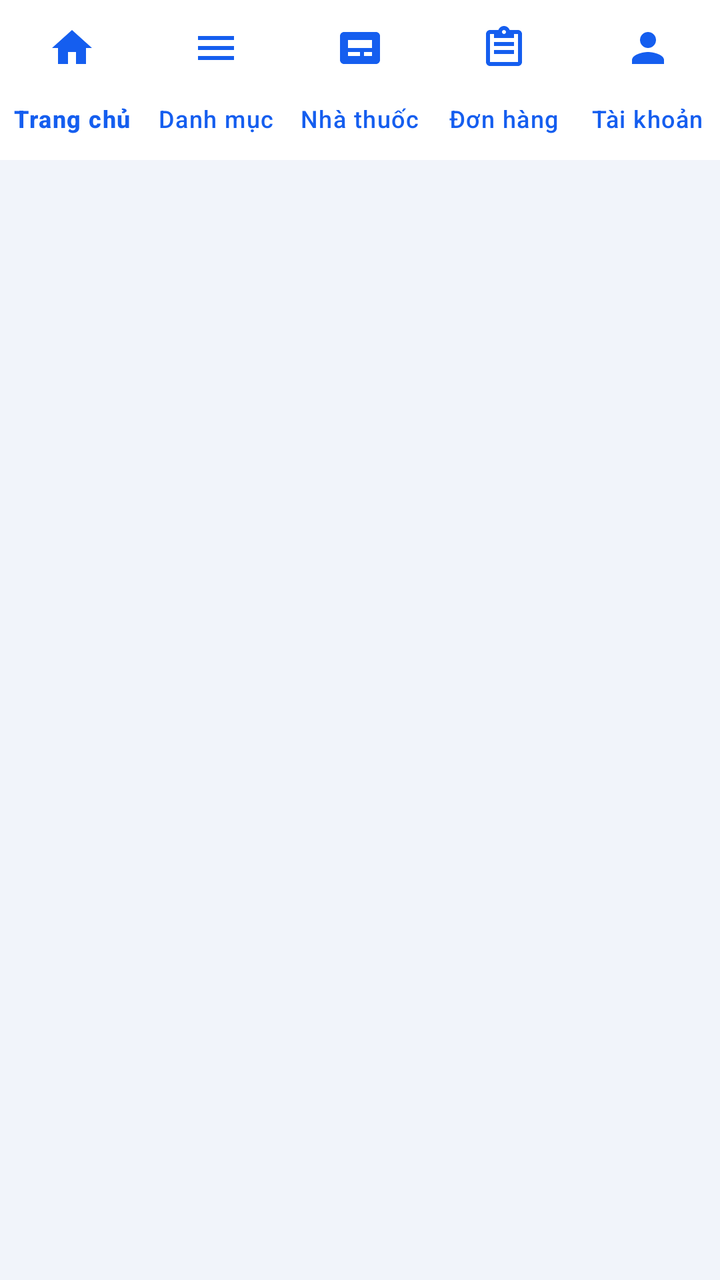
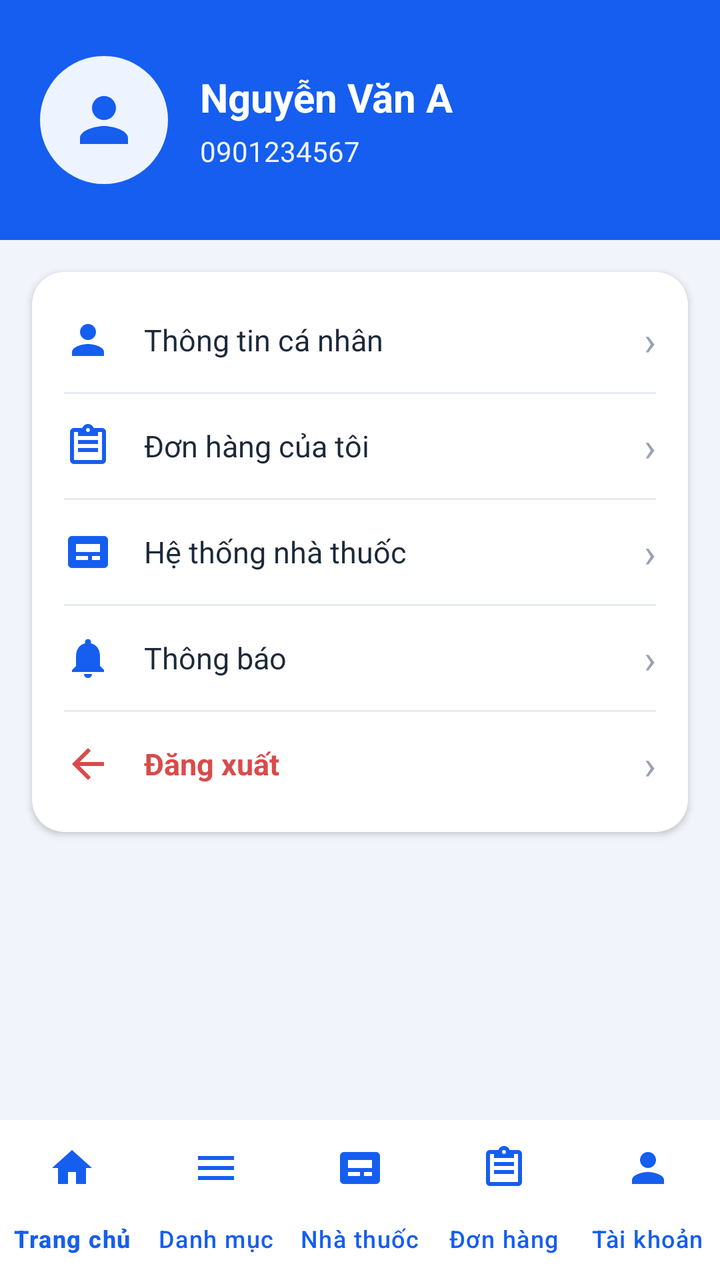

An Android layout rendered at two revisions. The XML below is the earlier revision; the diff shows what the commit changed to produce the second picture.
<!-- AndroidManifest.xml: application theme Theme.Appnhathuoc -->
<!-- res/layout/activity_profile.xml -->
<?xml version="1.0" encoding="utf-8"?>
<RelativeLayout xmlns:android="http://schemas.android.com/apk/res/android"
    xmlns:app="http://schemas.android.com/apk/res-auto"
    android:layout_width="match_parent"
    android:layout_height="match_parent"
    android:background="@color/bg_light">

    <include
        android:id="@+id/bottom_navigation"
        layout="@layout/view_bottom_navigation"
        android:layout_alignParentBottom="true" />

    
    <androidx.core.widget.NestedScrollView
        android:layout_width="match_parent"
        android:layout_height="match_parent"
        android:layout_above="@id/bottom_navigation"
        android:fillViewport="true">

        <LinearLayout
            android:layout_width="match_parent"
            android:layout_height="wrap_content"
            android:orientation="vertical">

            
            <LinearLayout
                android:layout_width="match_parent"
                android:layout_height="wrap_content"
                android:background="@color/primary"
                android:gravity="center_vertical"
                android:orientation="horizontal"
                android:paddingHorizontal="20dp"
                android:paddingTop="28dp"
                android:paddingBottom="28dp">

                <FrameLayout
                    android:layout_width="64dp"
                    android:layout_height="64dp"
                    android:background="@drawable/bg_category_icon">

                    <ImageView
                        android:layout_width="36dp"
                        android:layout_height="36dp"
                        android:layout_gravity="center"
                        android:contentDescription="Avatar"
                        android:src="@drawable/ic_nav_profile"
                        app:tint="@color/primary" />
                </FrameLayout>

                <LinearLayout
                    android:layout_width="wrap_content"
                    android:layout_height="wrap_content"
                    android:layout_marginStart="16dp"
                    android:orientation="vertical">

                    <TextView
                        android:id="@+id/tv_profile_name"
                        android:layout_width="wrap_content"
                        android:layout_height="wrap_content"
                        android:text="Nguyễn Văn A"
                        android:textColor="@color/white"
                        android:textSize="20sp"
                        android:textStyle="bold" />

                    <TextView
                        android:id="@+id/tv_profile_phone"
                        android:layout_width="wrap_content"
                        android:layout_height="wrap_content"
                        android:layout_marginTop="4dp"
                        android:text="0901234567"
                        android:textColor="@color/primary_light"
                        android:textSize="14sp" />
                </LinearLayout>

            </LinearLayout>

            
            <com.google.android.material.card.MaterialCardView
                android:layout_width="match_parent"
                android:layout_height="wrap_content"
                android:layout_margin="16dp"
                app:cardBackgroundColor="@color/white"
                app:cardCornerRadius="16dp"
                app:cardElevation="2dp"
                app:strokeWidth="0dp">

                <LinearLayout
                    android:layout_width="match_parent"
                    android:layout_height="wrap_content"
                    android:orientation="vertical"
                    android:paddingVertical="8dp">

                    
                    <LinearLayout
                        android:id="@+id/btn_menu_personal_info"
                        android:layout_width="match_parent"
                        android:layout_height="52dp"
                        android:background="?attr/selectableItemBackground"
                        android:gravity="center_vertical"
                        android:orientation="horizontal"
                        android:paddingHorizontal="16dp">

                        <ImageView
                            android:layout_width="24dp"
                            android:layout_height="24dp"
                            android:contentDescription="Menu Icon"
                            android:src="@drawable/ic_nav_profile"
                            app:tint="@color/primary" />

                        <TextView
                            android:layout_width="0dp"
                            android:layout_height="wrap_content"
                            android:layout_marginStart="16dp"
                            android:layout_weight="1"
                            android:text="Thông tin cá nhân"
                            android:textColor="@color/text_primary"
                            android:textSize="15sp" />

                        <TextView
                            android:layout_width="wrap_content"
                            android:layout_height="wrap_content"
                            android:text="›"
                            android:textColor="@color/text_muted"
                            android:textSize="20sp" />
                    </LinearLayout>

                    <View
                        android:layout_width="match_parent"
                        android:layout_height="1dp"
                        android:layout_marginHorizontal="16dp"
                        android:background="@color/divider" />

                    
                    <LinearLayout
                        android:id="@+id/btn_menu_my_orders"
                        android:layout_width="match_parent"
                        android:layout_height="52dp"
                        android:background="?attr/selectableItemBackground"
                        android:gravity="center_vertical"
                        android:orientation="horizontal"
                        android:paddingHorizontal="16dp">

                        <ImageView
                            android:layout_width="24dp"
                            android:layout_height="24dp"
                            android:contentDescription="Menu Icon"
                            android:src="@drawable/ic_nav_orders"
                            app:tint="@color/primary" />

                        <TextView
                            android:layout_width="0dp"
                            android:layout_height="wrap_content"
                            android:layout_marginStart="16dp"
                            android:layout_weight="1"
                            android:text="Đơn hàng của tôi"
                            android:textColor="@color/text_primary"
                            android:textSize="15sp" />

                        <TextView
                            android:layout_width="wrap_content"
                            android:layout_height="wrap_content"
                            android:text="›"
                            android:textColor="@color/text_muted"
                            android:textSize="20sp" />
                    </LinearLayout>

                    <View
                        android:layout_width="match_parent"
                        android:layout_height="1dp"
                        android:layout_marginHorizontal="16dp"
                        android:background="@color/divider" />

                    
                    <LinearLayout
                        android:id="@+id/btn_menu_stores"
                        android:layout_width="match_parent"
                        android:layout_height="52dp"
                        android:background="?attr/selectableItemBackground"
                        android:gravity="center_vertical"
                        android:orientation="horizontal"
                        android:paddingHorizontal="16dp">

                        <ImageView
                            android:layout_width="24dp"
                            android:layout_height="24dp"
                            android:contentDescription="Menu Icon"
                            android:src="@drawable/ic_nav_store"
                            app:tint="@color/primary" />

                        <TextView
                            android:layout_width="0dp"
                            android:layout_height="wrap_content"
                            android:layout_marginStart="16dp"
                            android:layout_weight="1"
                            android:text="Hệ thống nhà thuốc"
                            android:textColor="@color/text_primary"
                            android:textSize="15sp" />

                        <TextView
                            android:layout_width="wrap_content"
                            android:layout_height="wrap_content"
                            android:text="›"
                            android:textColor="@color/text_muted"
                            android:textSize="20sp" />
                    </LinearLayout>

                    <View
                        android:layout_width="match_parent"
                        android:layout_height="1dp"
                        android:layout_marginHorizontal="16dp"
                        android:background="@color/divider" />

                    
                    <LinearLayout
                        android:id="@+id/btn_menu_notifications"
                        android:layout_width="match_parent"
                        android:layout_height="52dp"
                        android:background="?attr/selectableItemBackground"
                        android:gravity="center_vertical"
                        android:orientation="horizontal"
                        android:paddingHorizontal="16dp">

                        <ImageView
                            android:layout_width="24dp"
                            android:layout_height="24dp"
                            android:contentDescription="Menu Icon"
                            android:src="@drawable/ic_notification"
                            app:tint="@color/primary" />

                        <TextView
                            android:layout_width="0dp"
                            android:layout_height="wrap_content"
                            android:layout_marginStart="16dp"
                            android:layout_weight="1"
                            android:text="Thông báo"
                            android:textColor="@color/text_primary"
                            android:textSize="15sp" />

                        <TextView
                            android:layout_width="wrap_content"
                            android:layout_height="wrap_content"
                            android:text="›"
                            android:textColor="@color/text_muted"
                            android:textSize="20sp" />
                    </LinearLayout>

                    <View
                        android:layout_width="match_parent"
                        android:layout_height="1dp"
                        android:layout_marginHorizontal="16dp"
                        android:background="@color/divider" />

                    
                    <LinearLayout
                        android:id="@+id/btn_menu_logout"
                        android:layout_width="match_parent"
                        android:layout_height="52dp"
                        android:background="?attr/selectableItemBackground"
                        android:gravity="center_vertical"
                        android:orientation="horizontal"
                        android:paddingHorizontal="16dp">

                        <ImageView
                            android:layout_width="24dp"
                            android:layout_height="24dp"
                            android:contentDescription="Logout Icon"
                            android:src="@drawable/ic_back"
                            app:tint="@color/badge_red" />

                        <TextView
                            android:layout_width="0dp"
                            android:layout_height="wrap_content"
                            android:layout_marginStart="16dp"
                            android:layout_weight="1"
                            android:text="Đăng xuất"
                            android:textColor="@color/badge_red"
                            android:textSize="15sp"
                            android:textStyle="bold" />

                        <TextView
                            android:layout_width="wrap_content"
                            android:layout_height="wrap_content"
                            android:text="›"
                            android:textColor="@color/text_muted"
                            android:textSize="20sp" />
                    </LinearLayout>

                </LinearLayout>

            </com.google.android.material.card.MaterialCardView>

        </LinearLayout>
    </androidx.core.widget.NestedScrollView>

</RelativeLayout>
<!-- res/layout/view_bottom_navigation.xml (included above) -->
<?xml version="1.0" encoding="utf-8"?>
<com.google.android.material.bottomnavigation.BottomNavigationView xmlns:android="http://schemas.android.com/apk/res/android"
    xmlns:app="http://schemas.android.com/apk/res-auto"
    android:id="@+id/bottom_navigation"
    android:layout_width="match_parent"
    android:layout_height="wrap_content"
    android:background="@color/white"
    app:elevation="8dp"
    app:itemIconTint="@color/primary"
    app:itemTextColor="@color/primary"
    app:labelVisibilityMode="labeled"
    app:menu="@menu/bottom_nav_menu" />
<!-- resources referenced by this layout -->
<resources>
  <color name="badge_red">#D94B4B</color>
  <color name="bg_light">#F1F4FA</color>
  <color name="divider">#E8ECF3</color>
  <color name="primary">#155EEF</color>
  <color name="primary_light">#EEF4FF</color>
  <color name="text_muted">#98A2B3</color>
  <color name="text_primary">#1D2939</color>
  <color name="white">#FFFFFFFF</color>
  <!-- drawable bg_category_icon (drawable) -->
  <?xml version="1.0" encoding="utf-8"?>
  <shape xmlns:android="http://schemas.android.com/apk/res/android"
      android:shape="oval">
      <solid android:color="@color/primary_light" />
  </shape>
  <!-- drawable ic_back (drawable) -->
  <vector xmlns:android="http://schemas.android.com/apk/res/android"
      android:width="24dp"
      android:height="24dp"
      android:viewportWidth="24"
      android:viewportHeight="24">
    <path
        android:fillColor="#FF1A1D20"
        android:pathData="M20,11H7.83l5.59,-5.59L12,4l-8,8 8,8 1.41,-1.41L7.83,13H20v-2z"/>
  </vector>
  <!-- drawable ic_nav_orders (drawable) -->
  <vector xmlns:android="http://schemas.android.com/apk/res/android"
      android:width="24dp"
      android:height="24dp"
      android:viewportWidth="24"
      android:viewportHeight="24">
    <path
        android:fillColor="#FF000000"
        android:pathData="M19,3h-4.18C14.4,1.84 13.3,1 12,1c-1.3,0 -2.4,0.84 -2.82,2H5C3.9,3 3,3.9 3,5v14c0,1.1 0.9,2 2,2h14c1.1,0 2,-0.9 2,-2V5C21,3.9 20.1,3 19,3zM12,3c0.55,0 1,0.45 1,1s-0.45,1 -1,1 -1,-0.45 -1,-1 0.45,-1 1,-1zm7,16H5V5h2v2h10V5h2v14zM7,9h10v2H7V9zm0,4h10v2H7v-2z"/>
  </vector>
  <!-- drawable ic_nav_profile (drawable) -->
  <vector xmlns:android="http://schemas.android.com/apk/res/android"
      android:width="24dp"
      android:height="24dp"
      android:viewportWidth="24"
      android:viewportHeight="24">
    <path
        android:fillColor="#FF000000"
        android:pathData="M12,12c2.21,0 4,-1.79 4,-4s-1.79,-4 -4,-4 -4,1.79 -4,4 1.79,4 4,4zm0,2c-2.67,0 -8,1.34 -8,4v2h16v-2c0,-2.66 -5.33,-4 -8,-4z"/>
  </vector>
  <!-- drawable ic_nav_store (drawable) -->
  <vector xmlns:android="http://schemas.android.com/apk/res/android"
      android:width="24dp"
      android:height="24dp"
      android:viewportWidth="24"
      android:viewportHeight="24">
    <path
        android:fillColor="#FF000000"
        android:pathData="M20,4H4C2.9,4 2,4.9 2,6v12c0,1.1 0.9,2 2,2h16c1.1,0 2,-0.9 2,-2V6C22,4.9 21.1,4 20,4zM12,16H6v-2h6V16zM18,16h-4v-2h4V16zM18,12H6V8h12V12z"/>
  </vector>
  <!-- drawable ic_notification (drawable) -->
  <vector xmlns:android="http://schemas.android.com/apk/res/android"
      android:width="24dp"
      android:height="24dp"
      android:viewportWidth="24"
      android:viewportHeight="24">
    <path
        android:fillColor="#FFFFFFFF"
        android:pathData="M12,22c1.1,0 2,-0.9 2,-2h-4c0,1.1 0.89,2 2,2zm6,-6v-5c0,-3.07 -1.64,-5.64 -4.5,-6.32V4c0,-0.83 -0.67,-1.5 -1.5,-1.5s-1.5,0.67 -1.5,1.5v0.68C7.63,5.36 6,7.92 6,11v5l-2,2v1h16v-1l-2,-2z"/>
  </vector>
  <style name="Theme.Appnhathuoc" parent="Base.Theme.Appnhathuoc" />
  <style name="Base.Theme.Appnhathuoc" parent="Theme.Material3.DayNight.NoActionBar">
          
          <item name="colorPrimary">@color/primary</item>
          <item name="colorPrimaryVariant">@color/primary_dark</item>
          <item name="colorOnPrimary">@color/white</item>
          <item name="colorControlActivated">@color/primary</item>
          <item name="android:colorAccent">@color/primary</item>
          
          <item name="colorSecondary">@color/medigo_pink</item>
          <item name="colorOnSecondary">@color/white</item>
          
          <item name="android:statusBarColor">@color/primary_dark</item>
          <item name="android:navigationBarColor">@color/white</item>
          <item name="android:windowLightNavigationBar">true</item>
          <item name="android:windowLightStatusBar">false</item>
      </style>
  <color name="primary_dark">#1048B8</color>
  <color name="medigo_pink">#D50072</color>
</resources>

<!-- the commit's change to res/layout/activity_profile.xml (unified diff, before → after) -->
@@ -1,4 +1,5 @@
 <?xml version="1.0" encoding="utf-8"?>
+
 <RelativeLayout xmlns:android="http://schemas.android.com/apk/res/android"
     xmlns:app="http://schemas.android.com/apk/res-auto"
     android:layout_width="match_parent"
@@ -8,6 +9,8 @@
     <include
         android:id="@+id/bottom_navigation"
         layout="@layout/view_bottom_navigation"
+        android:layout_width="match_parent"
+        android:layout_height="wrap_content"
         android:layout_alignParentBottom="true" />
 
     
